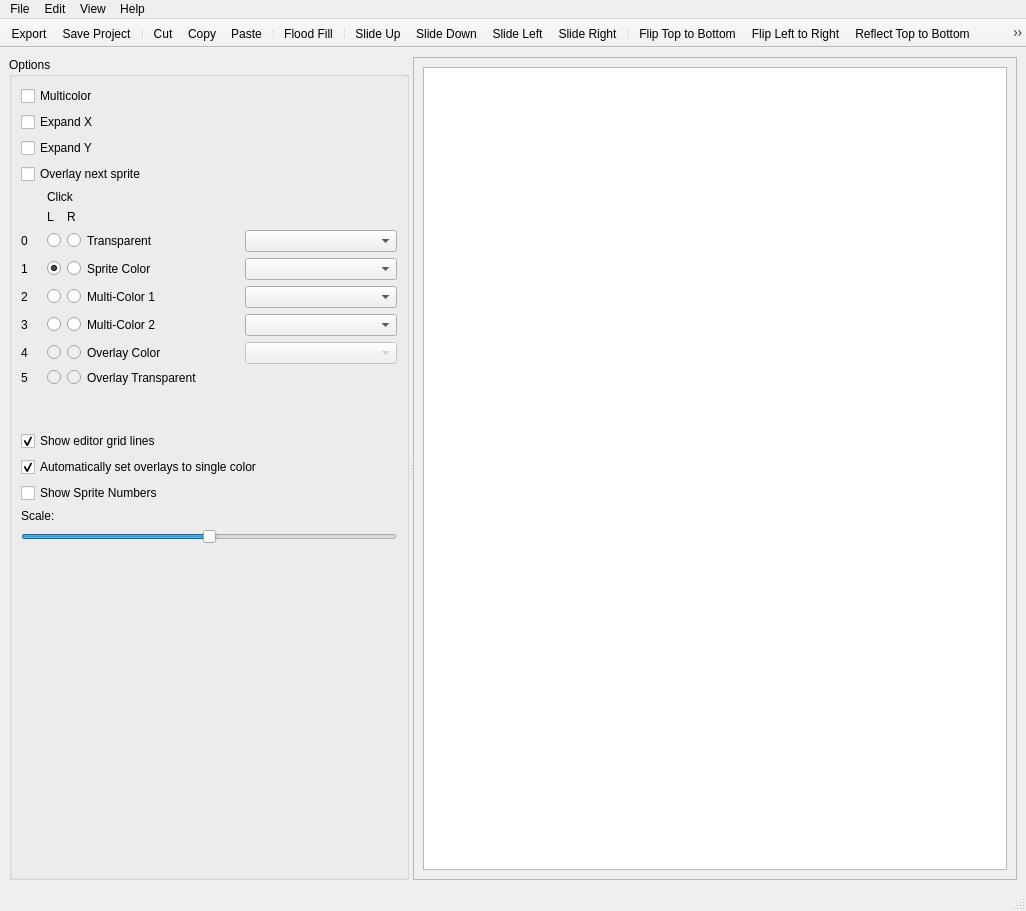
First picture: the form in mainwindow.ui, repository jowin202/OpenSprite, before the edit.
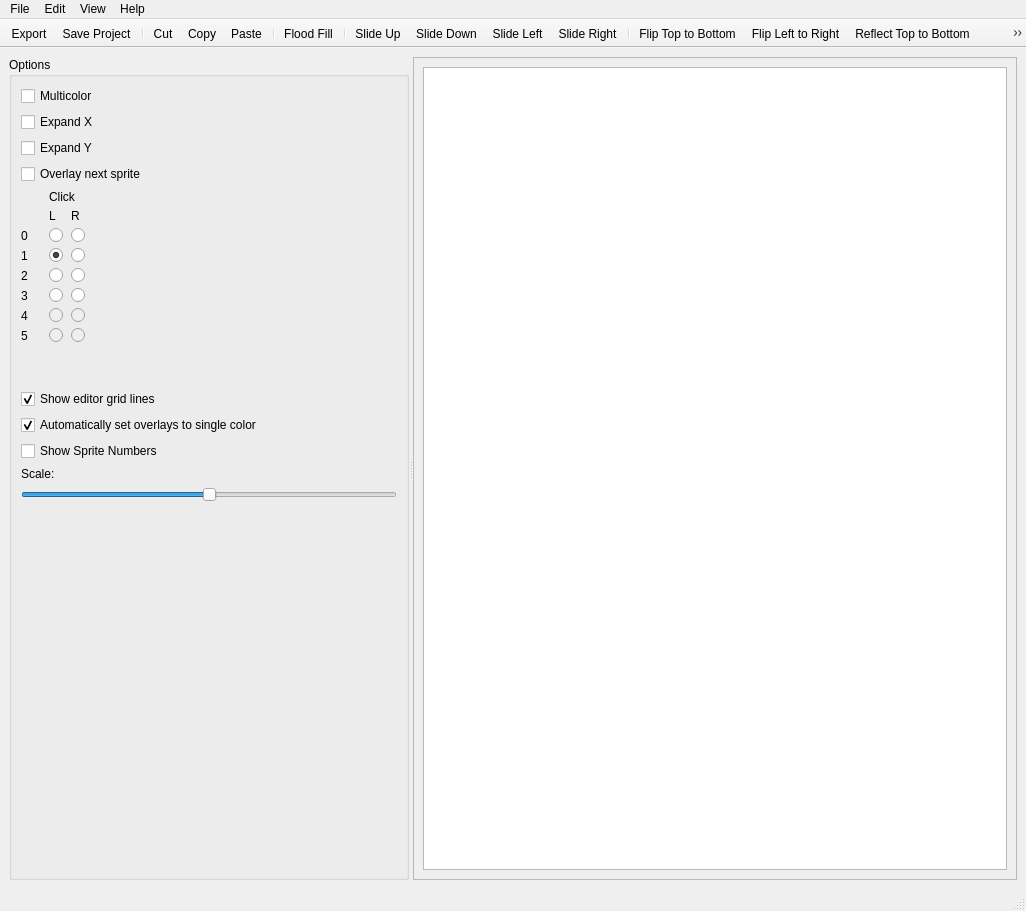
Second picture: the form after the edit. Icons and pictures are not drawn. Custom widgets are drawn as their Qt base class.

Commit message: color picker and optional color rows

Patch:
```diff
--- a/mainwindow.ui
+++ b/mainwindow.ui
@@ -88,6 +88,12 @@
          </item>
          <item row="4" column="0" colspan="3">
           <layout class="QGridLayout" name="gridLayout_5">
+           <property name="verticalSpacing">
+            <number>5</number>
+           </property>
+           <property name="horizontalSpacing">
+            <number>8</number>
+           </property>
            <item row="6" column="3">
             <widget class="QRadioButton" name="radio_overlay_color_right">
              <property name="enabled">
@@ -98,19 +104,7 @@
              </property>
             </widget>
            </item>
-           <item row="6" column="4">
-            <widget class="QLabel" name="label_9">
-             <property name="sizePolicy">
-              <sizepolicy hsizetype="Minimum" vsizetype="Preferred">
-               <horstretch>0</horstretch>
-               <verstretch>0</verstretch>
-              </sizepolicy>
-             </property>
-             <property name="text">
-              <string>Overlay Color</string>
-             </property>
-            </widget>
-           </item>
+
            <item row="7" column="2">
             <widget class="QRadioButton" name="radio_overlay_transparent_left">
              <property name="enabled">
@@ -121,55 +115,13 @@
              </property>
             </widget>
            </item>
-           <item row="2" column="4">
-            <widget class="QLabel" name="label_2">
-             <property name="sizePolicy">
-              <sizepolicy hsizetype="Minimum" vsizetype="Preferred">
-               <horstretch>0</horstretch>
-               <verstretch>0</verstretch>
-              </sizepolicy>
-             </property>
-             <property name="text">
-              <string>Transparent</string>
-             </property>
+
+
+           <item row="3" column="4" colspan="2">
+            <widget class="C64ColorPicker" name="combo_sprite_col">
             </widget>
            </item>
-           <item row="5" column="4">
-            <widget class="QLabel" name="label_5">
-             <property name="sizePolicy">
-              <sizepolicy hsizetype="Minimum" vsizetype="Preferred">
-               <horstretch>0</horstretch>
-               <verstretch>0</verstretch>
-              </sizepolicy>
-             </property>
-             <property name="text">
-              <string>Multi-Color 2</string>
-             </property>
-            </widget>
-           </item>
-           <item row="3" column="5">
-            <widget class="QComboBox" name="combo_sprite_col">
-             <property name="sizePolicy">
-              <sizepolicy hsizetype="Minimum" vsizetype="Fixed">
-               <horstretch>0</horstretch>
-               <verstretch>0</verstretch>
-              </sizepolicy>
-             </property>
-            </widget>
-           </item>
-           <item row="4" column="4">
-            <widget class="QLabel" name="label_4">
-             <property name="sizePolicy">
-              <sizepolicy hsizetype="Minimum" vsizetype="Preferred">
-               <horstretch>0</horstretch>
-               <verstretch>0</verstretch>
-              </sizepolicy>
-             </property>
-             <property name="text">
-              <string>Multi-Color 1</string>
-             </property>
-            </widget>
-           </item>
+
            <item row="5" column="3">
             <widget class="QRadioButton" name="radio_mc2_right">
              <property name="text">
@@ -177,14 +129,8 @@
              </property>
             </widget>
            </item>
-           <item row="4" column="5">
-            <widget class="QComboBox" name="combo_multicol_1">
-             <property name="sizePolicy">
-              <sizepolicy hsizetype="Minimum" vsizetype="Fixed">
-               <horstretch>0</horstretch>
-               <verstretch>0</verstretch>
-              </sizepolicy>
-             </property>
+           <item row="4" column="4" colspan="2">
+            <widget class="C64ColorPicker" name="combo_multicol_1">
             </widget>
            </item>
            <item row="5" column="1">
@@ -302,29 +248,11 @@
              </property>
             </widget>
            </item>
-           <item row="5" column="5">
-            <widget class="QComboBox" name="combo_multicol_2">
-             <property name="sizePolicy">
-              <sizepolicy hsizetype="Minimum" vsizetype="Fixed">
-               <horstretch>0</horstretch>
-               <verstretch>0</verstretch>
-              </sizepolicy>
-             </property>
+           <item row="5" column="4" colspan="2">
+            <widget class="C64ColorPicker" name="combo_multicol_2">
             </widget>
            </item>
-           <item row="3" column="4">
-            <widget class="QLabel" name="label_3">
-             <property name="sizePolicy">
-              <sizepolicy hsizetype="Minimum" vsizetype="Preferred">
-               <horstretch>0</horstretch>
-               <verstretch>0</verstretch>
-              </sizepolicy>
-             </property>
-             <property name="text">
-              <string>Sprite Color</string>
-             </property>
-            </widget>
-           </item>
+
            <item row="4" column="1">
             <widget class="QLabel" name="label_17">
              <property name="maximumSize">
@@ -384,29 +312,11 @@
              </property>
             </widget>
            </item>
-           <item row="2" column="5">
-            <widget class="QComboBox" name="combo_transparent">
-             <property name="sizePolicy">
-              <sizepolicy hsizetype="Minimum" vsizetype="Fixed">
-               <horstretch>0</horstretch>
-               <verstretch>0</verstretch>
-              </sizepolicy>
-             </property>
+           <item row="2" column="4" colspan="2">
+            <widget class="C64ColorPicker" name="combo_transparent">
             </widget>
            </item>
-           <item row="7" column="4">
-            <widget class="QLabel" name="label_10">
-             <property name="sizePolicy">
-              <sizepolicy hsizetype="Minimum" vsizetype="Preferred">
-               <horstretch>0</horstretch>
-               <verstretch>0</verstretch>
-              </sizepolicy>
-             </property>
-             <property name="text">
-              <string>Overlay Transparent</string>
-             </property>
-            </widget>
-           </item>
+
            <item row="6" column="2">
             <widget class="QRadioButton" name="radio_overlay_color_left">
              <property name="enabled">
@@ -427,17 +337,11 @@
              </property>
             </widget>
            </item>
-           <item row="6" column="5">
-            <widget class="QComboBox" name="combo_overlay_color">
+           <item row="6" column="4" colspan="2">
+            <widget class="C64ColorPicker" name="combo_overlay_color">
              <property name="enabled">
               <bool>false</bool>
              </property>
-             <property name="sizePolicy">
-              <sizepolicy hsizetype="Minimum" vsizetype="Fixed">
-               <horstretch>0</horstretch>
-               <verstretch>0</verstretch>
-              </sizepolicy>
-             </property>
             </widget>
            </item>
            <item row="6" column="1">
@@ -1045,6 +949,11 @@
   </action>
  </widget>
  <customwidgets>
+  <customwidget>
+   <class>C64ColorPicker</class>
+   <extends>QWidget</extends>
+   <header>c64colorpicker.h</header>
+  </customwidget>
   <customwidget>
    <class>SpriteView</class>
    <extends>QGraphicsView</extends>
```
Left out of the diff: 9 changed lines with no effect on the pictures. The commit also changes 6 other files.
